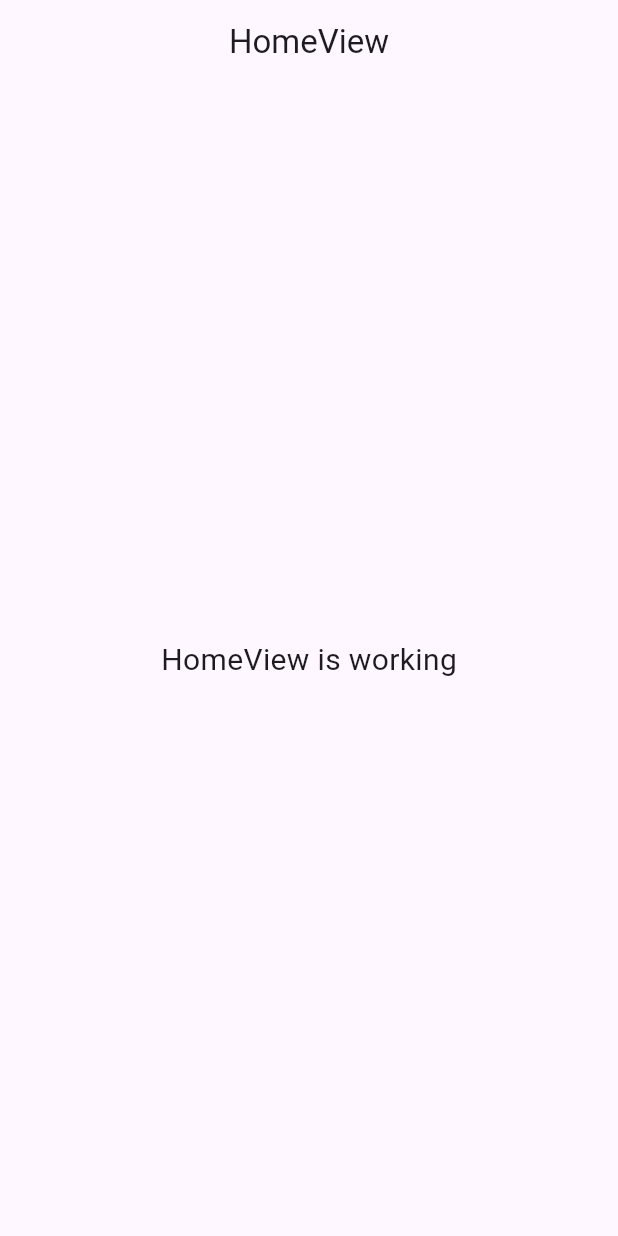
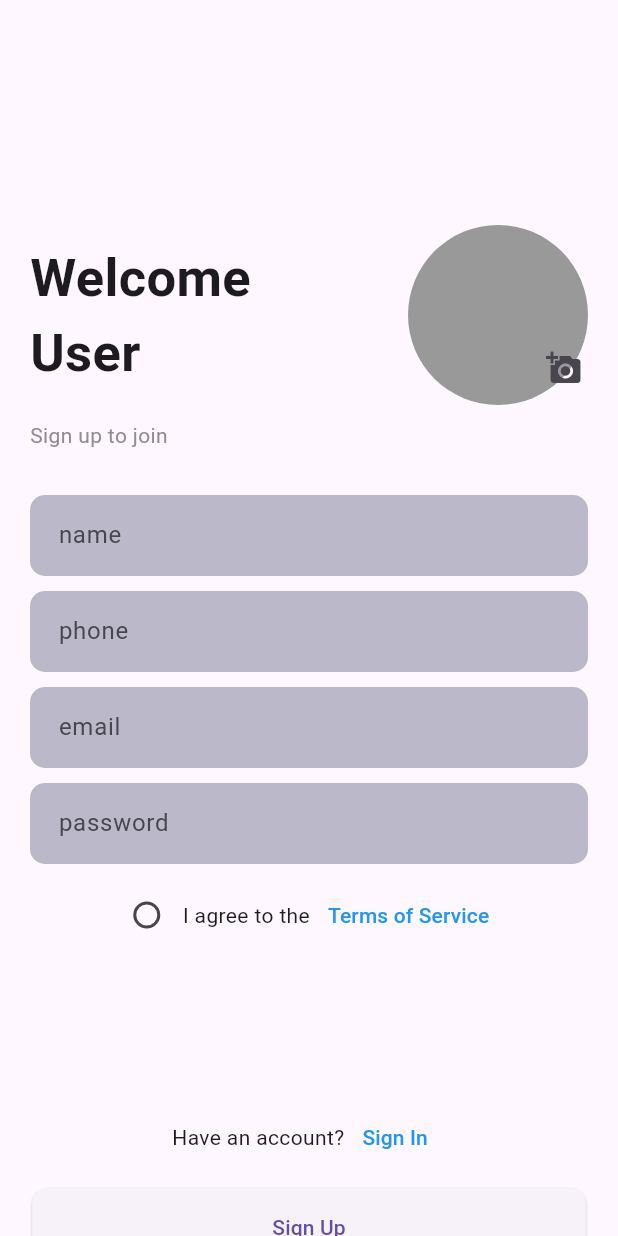
Before and after one commit to Simple-Genius/swift_buy, a Flutter app: the screen it shows after launch, on a phone screen of 412 x 824 dp. Run offline on Flutter 3.47's test engine with Material 3 defaults, Android fonts, the phone set to English and light mode, and no system bars; our stand-ins replace firebase_core, get; accounts and stored records are empty.

Commit message:
login, sign up, add firebase

```diff
--- /dev/null
+++ b/database.rules.json
@@ -0,0 +1,6 @@
+{
+  "rules": {
+    ".read": "auth != null",
+    ".write": "auth != null"
+  }
+}
--- /dev/null
+++ b/lib/app/modules/SignUp/controllers/sign_up_controller.dart
@@ -0,0 +1,39 @@
+import 'package:flutter/material.dart';
+import 'package:get/get.dart';
+
+class SignUpController extends GetxController {
+  //TODO: Implement SignupController
+
+  final count = 0.obs;
+  RxBool checkBoxValue = false.obs;
+  TextEditingController emailController = TextEditingController();
+  TextEditingController phoneController = TextEditingController();
+  TextEditingController nameController = TextEditingController();
+  TextEditingController passwordController = TextEditingController();
+
+  @override
+  void onInit() {
+    super.onInit();
+  }
+
+  // void signUp() async {
+  //   User? user = await authService.signUpWithEmailAndPassword(
+  //       emailController.text, passwordController.text);
+  //   if (user != null) {
+  //     print('User has been created successfully');
+  //     Get.to(() => const DashboardView());
+  //   }
+  // }
+
+  @override
+  void onReady() {
+    super.onReady();
+  }
+
+  @override
+  void onClose() {
+    super.onClose();
+  }
+
+  void increment() => count.value++;
+}
--- /dev/null
+++ b/lib/app/modules/SignUp/views/sign_up_view.dart
@@ -0,0 +1,126 @@
+import 'package:flutter/material.dart';
+import 'package:get/get.dart';
+import 'package:swift_buy/app/modules/Login/views/login_view.dart';
+import 'package:swift_buy/app/modules/SignUp/controllers/sign_up_controller.dart';
+import 'package:swift_buy/app/widgets/details_field.dart';
+
+class SignUpView extends GetView<SignUpController> {
+  const SignUpView({Key? key}) : super(key: key);
+  @override
+  Widget build(BuildContext context) {
+    return Scaffold(
+        resizeToAvoidBottomInset: false,
+        body: Padding(
+          padding: const EdgeInsets.symmetric(horizontal: 20.0),
+          child: Column(
+            crossAxisAlignment: CrossAxisAlignment.start,
+            children: [
+              const SizedBox(
+                height: 150,
+              ),
+              Row(
+                mainAxisAlignment: MainAxisAlignment.spaceBetween,
+                children: [
+                  Text(
+                    'Welcome\nUser',
+                    style: TextStyle(fontSize: 35, fontWeight: FontWeight.bold),
+                  ),
+                  Stack(
+                    children: [
+                      CircleAvatar(
+                        backgroundColor: Color(0xff999999),
+                        radius: 60,
+                      ),
+                      Positioned(
+                        left: 80,
+                        bottom: 1,
+                        child: IconButton(
+                          onPressed: () {},
+                          icon: Icon(Icons.add_a_photo),
+                        ),
+                      )
+                    ],
+                  )
+                ],
+              ),
+              const SizedBox(height: 10),
+              Text(
+                'Sign up to join',
+                style:
+                    TextStyle(color: const Color.fromARGB(255, 146, 141, 141)),
+              ),
+              const SizedBox(height: 30),
+              DetailsFeild(
+                hintText: 'name',
+                controller: controller.nameController,
+              ),
+              const SizedBox(height: 10),
+              DetailsFeild(
+                hintText: 'phone',
+                controller: controller.phoneController,
+              ),
+              const SizedBox(height: 10),
+              DetailsFeild(
+                hintText: 'email',
+                controller: controller.emailController,
+              ),
+              const SizedBox(height: 10),
+              DetailsFeild(
+                hintText: 'password',
+                controller: controller.passwordController,
+              ),
+              const SizedBox(height: 10),
+              Row(
+                mainAxisAlignment: MainAxisAlignment.center,
+                children: [
+                  Obx(
+                    () => Checkbox(
+                      value: controller.checkBoxValue.value,
+                      activeColor: Colors.green,
+                      onChanged: (value) {
+                        controller.checkBoxValue.value =
+                            !controller.checkBoxValue.value;
+                      },
+                      shape: const CircleBorder(),
+                    ),
+                  ),
+                  const Text('I agree to the'),
+                  TextButton(
+                      onPressed: () {},
+                      child: const Text(
+                        'Terms of Service',
+                        style: TextStyle(color: Colors.blue),
+                      ))
+                ],
+              ),
+              const SizedBox(height: 100),
+              Row(
+                mainAxisAlignment: MainAxisAlignment.center,
+                children: [
+                  const Text('Have an account?'),
+                  TextButton(
+                      onPressed: () {
+                        Get.to(() => const LoginView());
+                      },
+                      child: const Text(
+                        'Sign In',
+                        style: TextStyle(color: Colors.blue),
+                      ))
+                ],
+              ),
+              const SizedBox(height: 10),
+              Align(
+                  child: ElevatedButton(
+                      onPressed: () {},
+                      style: ElevatedButton.styleFrom(
+                        shape: RoundedRectangleBorder(
+                            borderRadius: BorderRadius.circular(10)),
+                        padding: const EdgeInsets.symmetric(
+                            vertical: 16, horizontal: 160),
+                      ),
+                      child: const Text('Sign Up')))
+            ],
+          ),
+        ));
+  }
+}
--- a/lib/app/routes/app_pages.dart
+++ b/lib/app/routes/app_pages.dart
@@ -1,5 +1,9 @@
 import 'package:get/get.dart';
 
+import '../modules/Login/bindings/login_binding.dart';
+import '../modules/Login/views/login_view.dart';
+import '../modules/SignUp/bindings/sign_up_binding.dart';
+import '../modules/SignUp/views/sign_up_view.dart';
 import '../modules/home/bindings/home_binding.dart';
 import '../modules/home/views/home_view.dart';
 
@@ -16,5 +20,15 @@ class AppPages {
       page: () => const HomeView(),
       binding: HomeBinding(),
     ),
+    GetPage(
+      name: _Paths.LOGIN,
+      page: () => const LoginView(),
+      binding: LoginBinding(),
+    ),
+    GetPage(
+      name: _Paths.SIGN_UP,
+      page: () => const SignUpView(),
+      binding: SignUpBinding(),
+    ),
   ];
 }
--- a/lib/app/routes/app_routes.dart
+++ b/lib/app/routes/app_routes.dart
@@ -4,9 +4,13 @@ part of 'app_pages.dart';
 abstract class Routes {
   Routes._();
   static const HOME = _Paths.HOME;
+  static const LOGIN = _Paths.LOGIN;
+  static const SIGN_UP = _Paths.SIGN_UP;
 }
 
 abstract class _Paths {
   _Paths._();
   static const HOME = '/home';
+  static const LOGIN = '/login';
+  static const SIGN_UP = '/sign-up';
 }
--- /dev/null
+++ b/lib/app/widgets/details_field.dart
@@ -0,0 +1,27 @@
+import 'package:flutter/material.dart';
+
+class DetailsFeild extends StatelessWidget {
+  const DetailsFeild({
+    super.key,
+    required this.hintText,
+    required this.controller,
+  });
+  final String hintText;
+  final TextEditingController controller;
+
+  @override
+  Widget build(BuildContext context) {
+    return TextFormField(
+      cursorColor: const Color.fromARGB(255, 143, 138, 138),
+      controller: controller,
+      decoration: InputDecoration(
+          contentPadding: const EdgeInsets.all(15),
+          filled: true,
+          hintText: hintText,
+          fillColor: const Color.fromARGB(255, 187, 184, 201),
+          border: OutlineInputBorder(
+              borderRadius: BorderRadius.circular(10),
+              borderSide: BorderSide.none)),
+    );
+  }
+}
--- a/lib/main.dart
+++ b/lib/main.dart
@@ -7,10 +7,13 @@ import 'app/routes/app_pages.dart';
 
 void main() {
   Get.put<DataService>(DataService());
+//   await Firebase.initializeApp(
+//     options: DefaultFirebaseOptions.currentPlatform,
+// );
   runApp(
     GetMaterialApp(
       title: "Application",
-      initialRoute: AppPages.INITIAL,
+      initialRoute: Routes.SIGN_UP,
       getPages: AppPages.routes,
     ),
   );
--- a/pubspec.yaml
+++ b/pubspec.yaml
@@ -11,6 +11,7 @@ dependencies:
   flutter:
     sdk: flutter
   http: ^1.1.0
+  firebase_core: ^2.24.2
 
 dev_dependencies:
   flutter_lints: ^2.0.0
```
Also changed, not shown: lib/app/data/services/data_service.dart (+0 -22 lines), lib/app/modules/Login/bindings/login_binding.dart (added, +12 -0 lines), lib/app/modules/Login/controllers/login_controller.dart (added, +34 -0 lines), lib/app/modules/Login/views/login_view.dart (added, +100 -0 lines), lib/app/modules/SignUp/bindings/sign_up_binding.dart (added, +12 -0 lines), lib/app/modules/home/carts_model.dart (added, +53 -0 lines), lib/app/modules/home/products_model.dart (added, +61 -0 lines), lib/app/modules/home/users_model.dart (added, +120 -0 lines), firebase.json (added), lib/firebase_options.dart (added), pubspec.lock, 11 other files.
